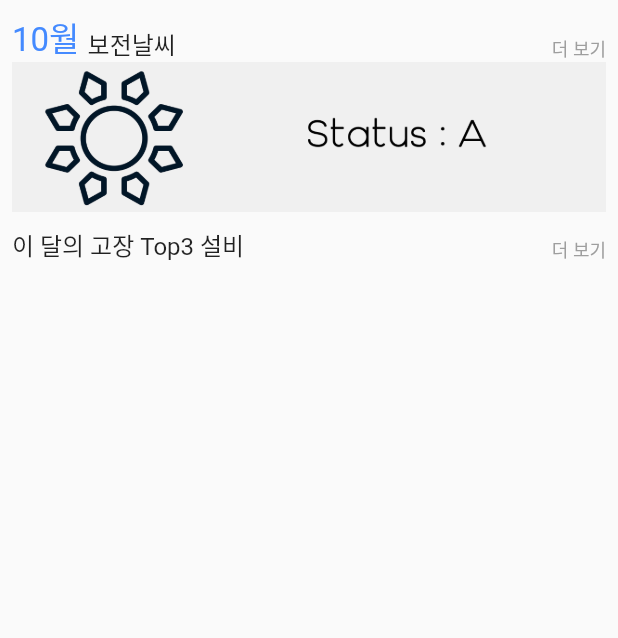
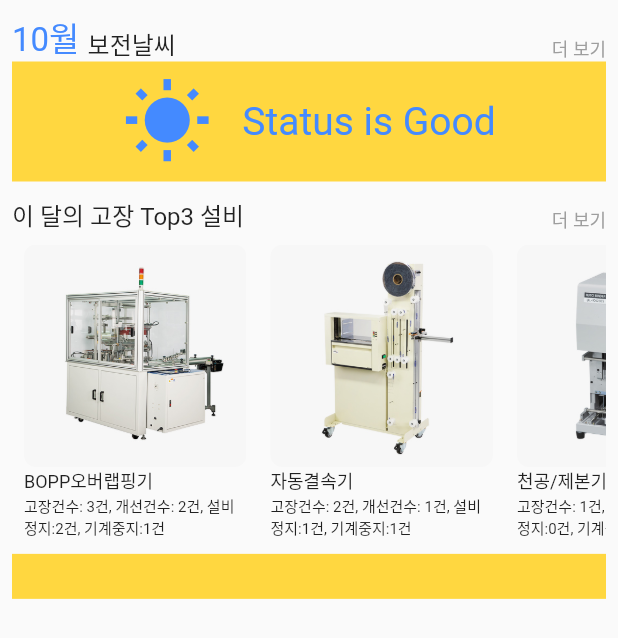
Before and after one commit to JWHAPO/simple_cmms_demo, a Flutter app: the HomePage widget shown alone on an empty page, opened directly, on a phone screen of 412 x 824 dp. Shown: the top 638 px of the screen. Run offline on Flutter 3.47's test engine with Material 2 defaults, Android fonts, the light colour scheme and no system bars; Roboto replaces fonts that are missing (NotoSans-bold, NotoSans-thin).

Commit message:
add widgets on home page:

```diff
--- a/lib/ui/home.dart
+++ b/lib/ui/home.dart
@@ -7,6 +7,23 @@ class HomePage extends StatefulWidget {
 }
 
 class _HomePageState extends State<HomePage> {
+
+  final List<String> breakdownEquip3Images = [
+    'assets/images/eq1.jpg',
+    'assets/images/eq2.jpg',
+    'assets/images/eq3.jpg'
+  ];
+  final List<String> breakdownEquip3Names = [
+    'BOPP오버랩핑기',
+    '자동결속기',
+    '천공/제본기'
+  ];
+  final List<String> breakdownEquip3Desc = [
+    '고장건수: 3건, 개선건수: 2건, 설비정지:2건, 기계중지:1건',
+    '고장건수: 2건, 개선건수: 1건, 설비정지:1건, 기계중지:1건',
+    '고장건수: 1건, 개선건수: 1건, 설비정지:0건, 기계중지:1건',
+  ];
+
   @override
   Widget build(BuildContext context) {
     return Container(
@@ -39,16 +56,7 @@ class _HomePageState extends State<HomePage> {
                 )
               ],
             ),
-            Container(
-              width: MediaQuery.of(context).size.width,
-              height: 100,
-              decoration: BoxDecoration(
-                image: DecorationImage(
-                  fit: BoxFit.fill,
-                  image: AssetImage('assets/images/status_a.png'),
-                ),
-              ),
-            ),
+            monthCondition(),
             SizedBox(height: 10.0,),
             Stack(
               alignment: Alignment.bottomCenter,
@@ -66,6 +74,11 @@ class _HomePageState extends State<HomePage> {
                 )
               ],
             ),
+            breakdownTop3(),
+            Container(
+              height: 30,
+              color: Colors.amberAccent,
+            )
           ],
         ),
       )
@@ -73,10 +86,56 @@ class _HomePageState extends State<HomePage> {
   }
 
   Widget monthCondition(){
-    return Stack(
-      children: <Widget>[
+    return Container(
+      width: MediaQuery.of(context).size.width,
+      color: Colors.amberAccent,
+      height: 80,
+      child: Row(
+        crossAxisAlignment: CrossAxisAlignment.center,
+        mainAxisAlignment: MainAxisAlignment.center,
+        children: <Widget>[
+          Icon(Icons.wb_sunny, color: Colors.blueAccent, size: 60,),
+          SizedBox(width: 20.0,),
+          Text('Status is Good', style: TextStyle(fontSize: 26, color:Colors.blueAccent, fontFamily: 'NotoSans-bold'),)
+        ],
+      ),
+//              decoration: BoxDecoration(
+//                image: DecorationImage(
+//                  fit: BoxFit.fill,
+//                  image: AssetImage('assets/images/status_a.png'),
+//                ),
+//              ),
+    );
+  }
 
-      ],
+  Widget breakdownTop3(){
+    return Container(
+      height: MediaQuery.of(context).size.height*0.26,
+      child: ListView.builder(
+        scrollDirection: Axis.horizontal,
+        itemCount: breakdownEquip3Images.length,
+        itemBuilder: (context, index){
+          return Padding(
+            padding: EdgeInsets.all(8.0),
+            child: Column(
+              children: <Widget>[
+                ClipRRect(
+                  borderRadius: BorderRadius.circular(8.0),
+                  child: Image.asset(breakdownEquip3Images[index],width: MediaQuery.of(context).size.height*0.18, height: MediaQuery.of(context).size.height*0.18,),
+                ),
+                SizedBox(
+                  child: Text(breakdownEquip3Names[index], style: TextStyle(fontSize: 12, fontFamily: 'NotoSans-bold'),),
+                  width: MediaQuery.of(context).size.height*0.18,
+                ),
+                SizedBox(
+                  child: Text(breakdownEquip3Desc[index], style: TextStyle(fontSize: 10, fontFamily: 'NotoSans-thin'),),
+                  width: MediaQuery.of(context).size.height*0.18,
+                ),
+              ],
+            ),
+          );
+        },
+      ),
     );
   }
 }
```
Also changed, not shown: assets/images/eq1.jpg (added), assets/images/eq2.jpg (added), assets/images/eq3.jpg (added), 1 other file.
